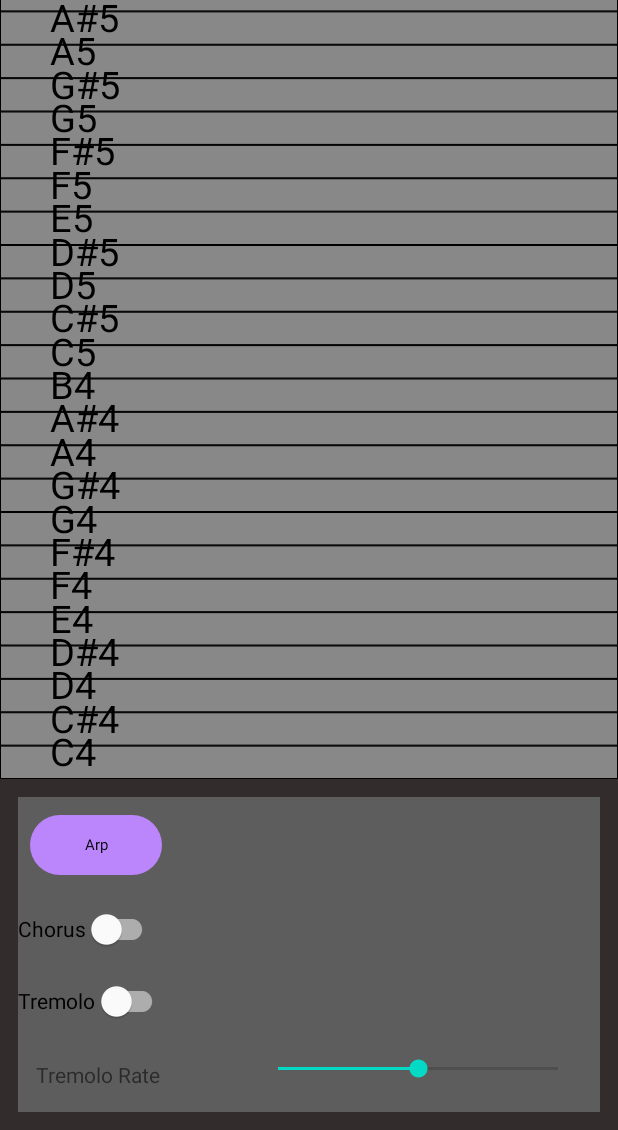
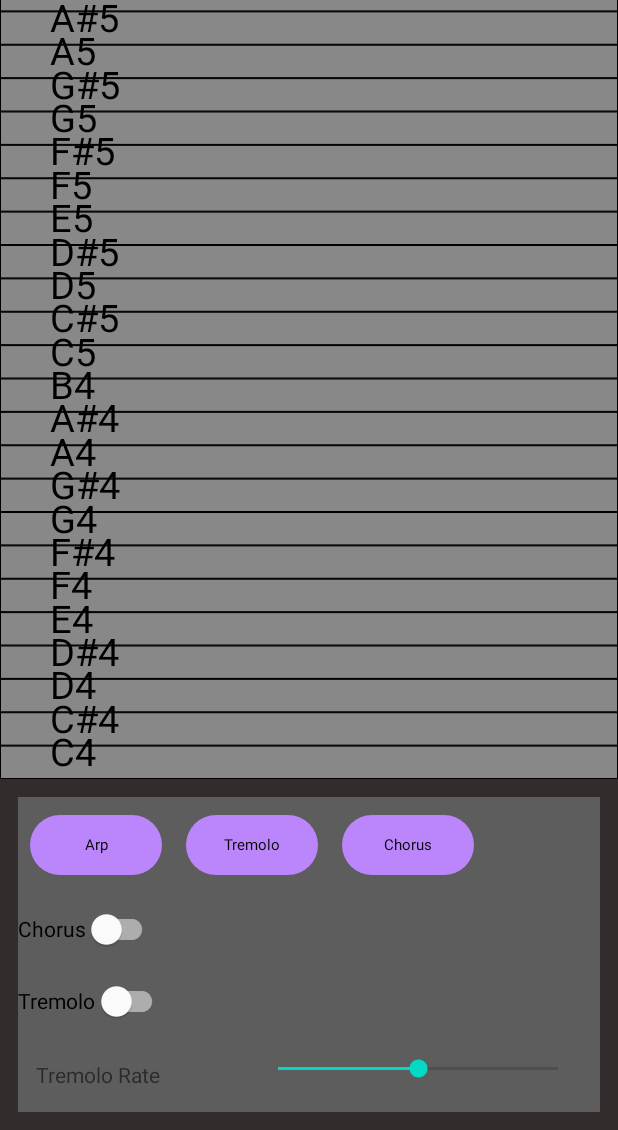
Before and after one commit to johncrawley/Synth_Droid, an Android app: the screen it shows after launch (MainActivity), on a phone screen of 412 x 824 dp, the part 106-1236 px from its top. Run offline under Robolectric (Android 15) with nearby library versions, the phone set to English and light mode, and no system bars; 4 statements that could not run were skipped.

Commit message:
Improving button styling.

```diff
--- a/app/src/main/java/com/jcrawley/synthdroid/MainActivity.java
+++ b/app/src/main/java/com/jcrawley/synthdroid/MainActivity.java
@@ -208,7 +208,6 @@ public class MainActivity extends AppCompatActivity {
         Button arpeggiatorButton = findViewById(R.id.enable_arpeggiator_button);
         arpeggiatorButton.setOnClickListener((View v)-> {
             boolean isActivated = arpeggiatorButton.isActivated();
-            System.out.println("^^^ isActivated: " + isActivated);
             arpeggiatorButton.setActivated(!isActivated);
             arpeggiator.setEnabled(!isActivated);});
     }
--- a/app/src/main/java/com/jcrawley/synthdroid/NoteCalculator.java
+++ b/app/src/main/java/com/jcrawley/synthdroid/NoteCalculator.java
@@ -8,7 +8,6 @@ public class NoteCalculator {
     public MusicNote addIntervalUp(MusicNote baseNote, Interval interval){
         int intervalNumber = interval.ordinal() + 1;
         for(int i =0; i< musicNotes.length; i++){
-            System.out.print(" "  + musicNotes[i] + " ");
             if(musicNotes[i] == baseNote){
                 return musicNotes[i + intervalNumber];
             }
--- /dev/null
+++ b/app/src/main/res/drawable/button_selected.xml
@@ -0,0 +1,6 @@
+<shape xmlns:android="http://schemas.android.com/apk/res/android" android:shape="rectangle" android:padding="90dp">
+    <solid android:color="@color/button_selected"/>
+    <padding />
+    <stroke android:color="#000" android:width="1dp"/>
+    <corners android:bottomRightRadius="15dp" android:bottomLeftRadius="15dp" android:topLeftRadius="15dp" android:topRightRadius="15dp"/>
+</shape>
--- /dev/null
+++ b/app/src/main/res/drawable/button_unselected.xml
@@ -0,0 +1,6 @@
+<shape xmlns:android="http://schemas.android.com/apk/res/android" android:shape="rectangle" android:padding="90dp">
+    <solid android:color="@color/button_unselected"/>
+    <padding />
+    <stroke android:color="#000" android:width="1dp"/>
+    <corners android:bottomRightRadius="15dp" android:bottomLeftRadius="15dp" android:topLeftRadius="15dp" android:topRightRadius="15dp"/>
+</shape>
--- /dev/null
+++ b/app/src/main/res/drawable/selector_custom.xml
@@ -0,0 +1,5 @@
+<?xml version="1.0" encoding="utf-8"?>
+<selector xmlns:android="http://schemas.android.com/apk/res/android">
+    <item android:drawable="@drawable/button_selected" android:state_pressed="true" />
+    <item android:drawable="@drawable/button_unselected" />
+</selector>
--- a/app/src/main/res/layout/activity_main.xml
+++ b/app/src/main/res/layout/activity_main.xml
@@ -45,6 +45,22 @@
                 android:layout_height="wrap_content"
                 android:layout_margin="@dimen/button_margin"
                 android:text="@string/enable_arpeggiator_button_label"
+                />
+
+            <com.google.android.material.button.MaterialButton
+                android:id="@+id/enable_tremolo_button"
+                android:layout_width="wrap_content"
+                android:layout_height="wrap_content"
+                android:layout_margin="@dimen/button_margin"
+                android:text="@string/enable_tremolo_button_label"
+                />
+
+            <com.google.android.material.button.MaterialButton
+                android:id="@+id/enable_chorus_button"
+                android:layout_width="wrap_content"
+                android:layout_height="wrap_content"
+                android:layout_margin="@dimen/button_margin"
+                android:text="@string/enable_chorus_button_label"
                 />
         </LinearLayout>
 
--- a/app/src/main/res/values-night/themes.xml
+++ b/app/src/main/res/values-night/themes.xml
@@ -2,7 +2,7 @@
     <!-- Base application theme. -->
     <style name="Theme.SynthDroid" parent="Theme.MaterialComponents.DayNight.DarkActionBar">
         <!-- Primary brand color. -->
-        <item name="colorPrimary">@color/purple_200</item>
+        <item name="colorPrimary">@color/night_primary_color</item>
         <item name="colorPrimaryVariant">@color/purple_700</item>
         <item name="colorOnPrimary">@color/teal_200</item>
         <!-- Secondary brand color. -->
@@ -17,8 +17,7 @@
     </style>
 
     <style name="customMaterialButtonStyle" parent="Widget.Material3.Button">
-        <item name="backgroundTint">@drawable/selector_button_background</item>
-        <item name="android:textSize">22sp</item>
-        <item name="android:textColor">@color/black</item>
+        <item name="android:textSize">16sp</item>
+        <item name="android:textColor">@color/night_button_text_color</item>
     </style>
 </resources>
--- a/app/src/main/res/values/colors.xml
+++ b/app/src/main/res/values/colors.xml
@@ -10,13 +10,16 @@
     <color name="status_bar">#591D1D</color>
     <color name="background">#322C2C</color>
     <color name="control_background">#5E5D5D</color>
+    <color name="night_primary_color">#7C2D2D</color>
+    <color name="night_button_text_color">#9E9898</color>
+
 
 
     <color name="button_unselected">#9E9898</color>
 
     <color name="button_unfocused">#9E9898</color>
     <color name="button_pressed">#9E9898</color>
-    <color name="button_selected">#9E9898</color>
+    <color name="button_selected">#C08787</color>
     <color name="button_focused">#9E9898</color>
     <color name="button_activated">#FDD835</color>
     <color name="button_deactivated">#6E6747</color>
--- a/app/src/main/res/values/strings.xml
+++ b/app/src/main/res/values/strings.xml
@@ -3,6 +3,8 @@
     <string name="main_message">Play your tunes!</string>
     <string name="enable_tremolo_switch_label">Tremolo</string>
     <string name="enable_arpeggiator_button_label">Arp</string>
+    <string name="enable_tremolo_button_label">Tremolo</string>
+    <string name="enable_chorus_button_label">Chorus</string>
     <string name="enable_chorus_switch_label">Chorus</string>
     <string name="tremolo_rate_seekbar_label">Tremolo Rate</string>
     <string name="fragment_arpeggiator_interval_1_spinner_label">Interval 1</string>
```
